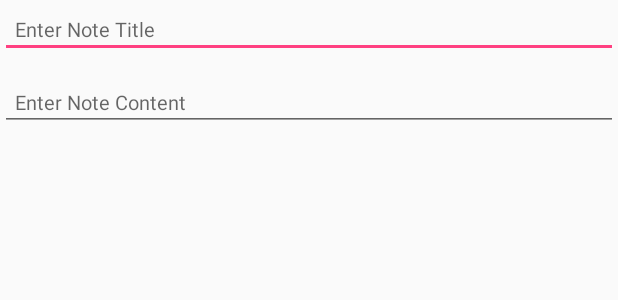
After one commit to PiSolve/NoteApp, an Android app: the layout activity_take_a_note_layout.xml on its own in the app's theme, with its tools: preview values and no code run, on a phone screen of 412 x 824 dp. The commit adds this screen. Shown: the top 300 px of the screen. Run offline under Robolectric (Android 15) with nearby library versions, the phone set to English and light mode, and no system bars.

Commit message:
take a note activity and its menu file

```diff
--- a/app/src/main/AndroidManifest.xml
+++ b/app/src/main/AndroidManifest.xml
@@ -18,6 +18,11 @@
                 <category android:name="android.intent.category.LAUNCHER"/>
             </intent-filter>
         </activity>
+
+        <provider
+                android:name=".database.DataProvider"
+                android:authorities="com.treebo.note.provider.auth"
+                android:exported="false"/>
     </application>
 
 </manifest>
--- a/app/src/main/java/com/treebo/note/database/DataProvider.java
+++ b/app/src/main/java/com/treebo/note/database/DataProvider.java
@@ -13,7 +13,7 @@ import android.support.annotation.Nullable;
  * Created by Appple on 03/08/16.
  */
 public class DataProvider extends ContentProvider {
-	public static final String AUTHORITY = "com.dunzo.user.provider.auth";
+	public static final String AUTHORITY = "com.treebo.note.provider.auth";
 	public static final String BASE_URI_STRING = "content://" + AUTHORITY;
 	private static final UriMatcher URI_MATCHER;
 	private DatabaseHelper helper;
--- /dev/null
+++ b/app/src/main/res/layout/activity_take_a_note_layout.xml
@@ -0,0 +1,18 @@
+<?xml version="1.0" encoding="utf-8"?>
+<LinearLayout xmlns:android="http://schemas.android.com/apk/res/android"
+              android:orientation="vertical"
+              android:layout_width="match_parent"
+              android:layout_height="match_parent">
+    <EditText android:layout_width="match_parent" android:layout_height="wrap_content"
+              android:id="@+id/take_note_title"
+              android:hint="Enter Note Title"
+              android:padding="10dp"
+              android:textSize="13sp"/>
+    <EditText android:layout_width="match_parent" android:layout_height="wrap_content"
+              android:id="@+id/take_note_content"
+              android:hint="Enter Note Content"
+              android:layout_marginTop="10dp"
+              android:padding="10dp"
+              android:textSize="13sp"/>
+
+</LinearLayout>
```
Also changed, not shown: app/src/main/java/com/treebo/note/activities/TakeANoteActivity.java (+28 -0 lines), app/src/main/res/menu/take_a_note_menu.xml (added, +10 -0 lines).
